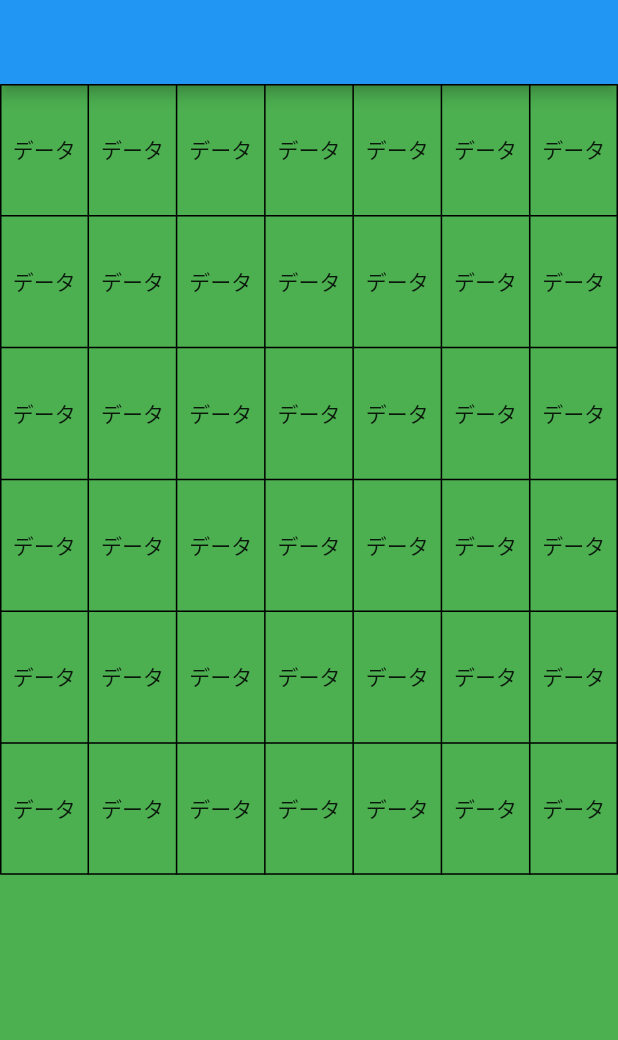
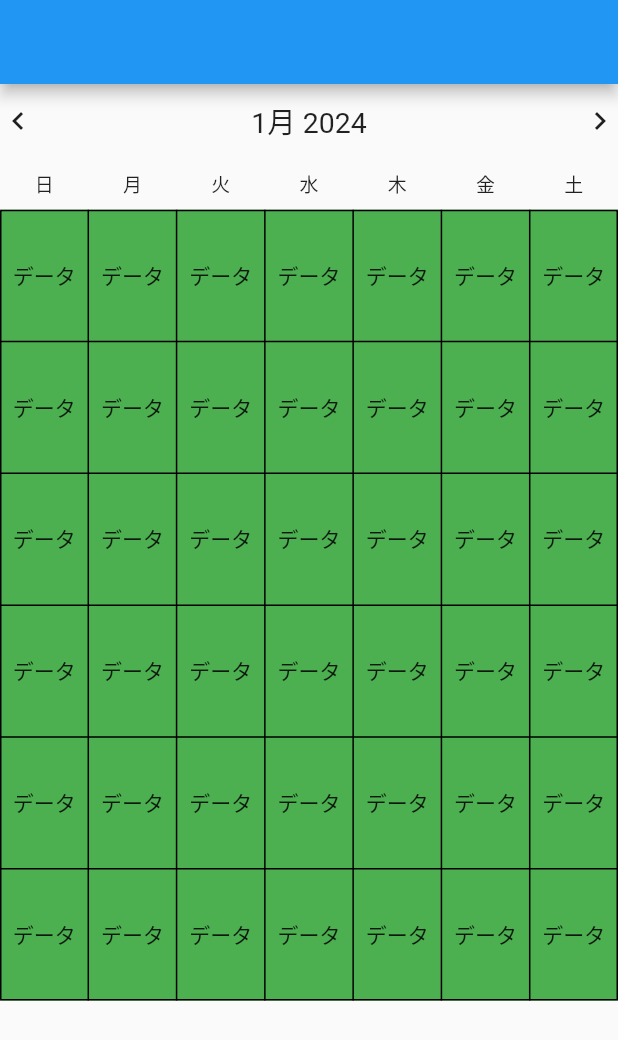
Before and after one commit to yutokobayashii/flutter_monthly_calendar, a Flutter app: the screen it shows after launch, on a phone screen of 412 x 824 dp. Shown: the top 1040 px of the screen. Run offline on Flutter 3.47's test engine with Material 2 defaults, Android fonts, the phone set to English and light mode, and no system bars; our stand-ins replace flutter_screenutil.

Commit message:
カレンダーのUI作成

```diff
--- a/example/lib/main.dart
+++ b/example/lib/main.dart
@@ -16,7 +16,7 @@ class MyApp extends StatelessWidget {
       theme: ThemeData(
         primarySwatch: Colors.blue,
       ),
-      home: const MyHomePage(),
+      home: const CalendarView(),
     );
   }
 }
--- /dev/null
+++ b/lib/ViewModel/CalculateDaysAndWeekdays.dart
@@ -0,0 +1,18 @@
+
+
+void calculateDaysAndWeekdays(int year, int month) {
+  DateTime firstDayOfMonth = DateTime(year, month, 1);
+  DateTime lastDayOfMonth = DateTime(year, month + 1, 0);
+
+  DateTime currentDay = firstDayOfMonth;
+  while (currentDay.isBefore(lastDayOfMonth) || currentDay.isAtSameMomentAs(lastDayOfMonth)) {
+    String weekday = getWeekdayName(currentDay.weekday);
+    print("${currentDay.day}$weekday");
+    currentDay = currentDay.add(const Duration(days: 1));
+  }
+}
+
+String getWeekdayName(int weekday) {
+  List<String> weekdays = ['月', '火', '水', '木', '金', '土', '日'];
+  return weekdays[weekday - 1]; // Dartでは曜日は1から始まります
+}
--- a/lib/my_package.dart
+++ b/lib/my_package.dart
@@ -1,13 +1,19 @@
 library sample_package;
+
 import 'package:flutter/material.dart';
-import 'package:flutter_screenutil/flutter_screenutil.dart';
+import 'package:my_package/pages/CalendarGrid.dart';
 
-class MyHomePage extends StatelessWidget {
-  const MyHomePage({Key? key}) : super(key: key);
+import 'ViewModel/CalculateDaysAndWeekdays.dart';
+
+
+
+class CalendarView extends StatelessWidget {
+  const CalendarView({Key? key}) : super(key: key);
 
 
   @override
   Widget build(BuildContext context) {
+    calculateDaysAndWeekdays(2023,11);
     return Scaffold(
       appBar: AppBar(
         title: const Text(""),
@@ -22,42 +28,3 @@ class MyHomePage extends StatelessWidget {
     );
   }
 }
-
-
-class CalendarGrid extends StatelessWidget {
-  const CalendarGrid({
-    super.key,
-    required this.color});
-
-  final Color color;
-  @override
-  Widget build(BuildContext context) {
-    return ScreenUtilInit(
-      designSize: const Size(390, 844),
-    builder: (_ , child) {
-        return Container(
-
-
-
-
-
-          color: color,
-          child: Table(
-            border: TableBorder.all(),
-            children: List.generate(6, (rowIndex) { // 縦6行
-              return TableRow(
-                children: List.generate(7, (colIndex) { // 横7列
-                  return Container(
-                    height: 90.h, // セルの高さ
-                    alignment: Alignment.center,
-                    child: const Text('データ'), // ここに日付やその他のデータを表示
-                  );
-                }),
-              );
-            }),
-          ),
-        );
-      }
-    );
-  }
-}
--- /dev/null
+++ b/lib/pages/CalendarGrid.dart
@@ -0,0 +1,58 @@
+
+import 'package:flutter/material.dart';
+import 'package:flutter_screenutil/flutter_screenutil.dart';
+
+import 'WeekDaysRow.dart';
+
+class CalendarGrid extends StatelessWidget {
+  const CalendarGrid({
+    super.key,
+    required this.color});
+
+  final Color color;
+  @override
+  Widget build(BuildContext context) {
+    return ScreenUtilInit(
+        designSize: const Size(390, 844),
+        builder: (_ , child) {
+          return Column(
+            children: [
+              SizedBox(
+                height: 50.h,
+                child: Row(
+                  mainAxisAlignment: MainAxisAlignment.spaceBetween,
+                  children: [
+                    const Icon(Icons.chevron_left),
+                    Text("1月 2024",
+                      style: TextStyle(
+                          fontWeight: FontWeight.normal,
+                          fontSize: 18.sp
+                    ),),
+                    const Icon(Icons.chevron_right)
+                  ],
+                ),
+              ),
+              const WeekDaysRow(),
+              Container(
+                color: color,
+                child: Table(
+                  border: TableBorder.all(),
+                  children: List.generate(6, (rowIndex) { // 縦6行
+                    return TableRow(
+                      children: List.generate(7, (colIndex) { // 横7列
+                        return Container(
+                          height: 90.h, // セルの高さ
+                          alignment: Alignment.center,
+                          child: const Text('データ'), // ここに日付やその他のデータを表示
+                        );
+                      }),
+                    );
+                  }),
+                ),
+              ),
+            ],
+          );
+        }
+    );
+  }
+}
--- /dev/null
+++ b/lib/pages/WeekDaysRow.dart
@@ -0,0 +1,27 @@
+// 曜日を表示するウィジェット
+import 'package:flutter/cupertino.dart';
+import 'package:flutter_screenutil/flutter_screenutil.dart';
+
+class WeekDaysRow extends StatelessWidget {
+  const WeekDaysRow({super.key});
+
+  @override
+  Widget build(BuildContext context) {
+    final weekDays = ['日', '月', '火', '水', '木', '金', '土'];
+    return Row(
+      mainAxisAlignment: MainAxisAlignment.spaceEvenly,
+      children: weekDays.map((day) => Expanded(
+        child: Container(
+          padding: const EdgeInsets.all(8.0),
+          alignment: Alignment.center,
+          child: Text(
+              day,
+              style: TextStyle(
+                  fontWeight: FontWeight.normal,
+                  fontSize: 12.sp
+              )),
+        ),
+      )).toList(),
+    );
+  }
+}
```
Also changed, not shown: 1 other file.
